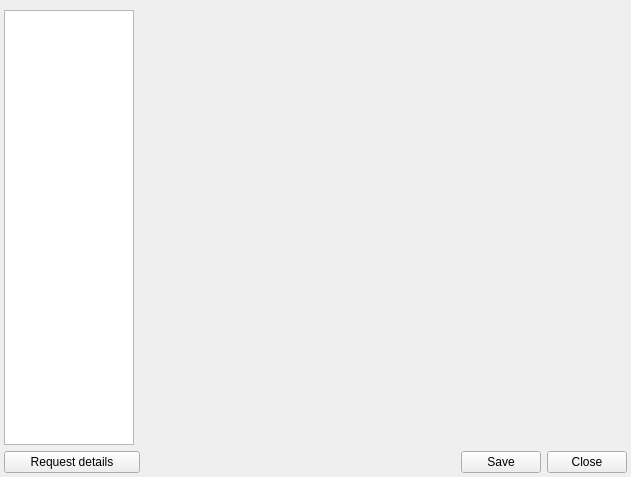
Qt form src/corelayers/contactinfo/userinformation.ui (euroelessar/qutim) before a commit.
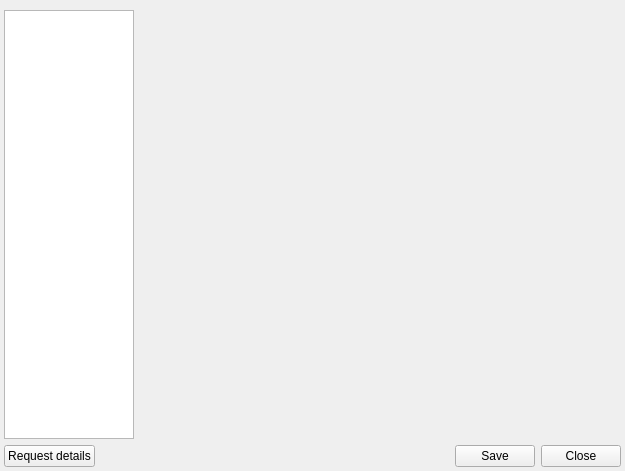
The same form after that commit. Icons and pictures are not drawn.

Commit message: A few fixes for contact info layer

Patch:
```diff
--- a/src/corelayers/contactinfo/userinformation.ui
+++ b/src/corelayers/contactinfo/userinformation.ui
@@ -6,8 +6,8 @@
    <rect>
     <x>0</x>
     <y>0</y>
-    <width>631</width>
-    <height>477</height>
+    <width>625</width>
+    <height>471</height>
    </rect>
   </property>
   <property name="windowTitle">
@@ -17,17 +17,25 @@
    <property name="margin">
     <number>4</number>
    </property>
-   <item row="0" column="2" rowspan="3">
-    <layout class="QVBoxLayout" name="verticalLayout">
+   <item row="2" column="0" colspan="2">
+    <layout class="QHBoxLayout" name="horizontalLayout_2">
      <item>
-      <widget class="QStackedWidget" name="detailsStackedWidget">
-       <property name="currentIndex">
-        <number>-1</number>
+      <widget class="QPushButton" name="requestButton">
+       <property name="minimumSize">
+        <size>
+         <width>0</width>
+         <height>0</height>
+        </size>
+       </property>
+       <property name="text">
+        <string>Request details</string>
+       </property>
+       <property name="icon">
+        <iconset>
+         <normaloff>:/icons/crystal_project/request.png</normaloff>:/icons/crystal_project/request.png</iconset>
        </property>
       </widget>
      </item>
-     <item>
-      <layout class="QHBoxLayout" name="horizontalLayout">
        <item>
         <spacer name="spacer">
          <property name="orientation">
@@ -65,8 +73,6 @@
        </item>
       </layout>
      </item>
-    </layout>
-   </item>
    <item row="1" column="0">
     <widget class="QListWidget" name="infoListWidget">
      <property name="sizePolicy">
@@ -86,20 +92,10 @@
      </property>
     </widget>
    </item>
-   <item row="2" column="0" colspan="2">
-    <widget class="QPushButton" name="requestButton">
-     <property name="minimumSize">
-      <size>
-       <width>0</width>
-       <height>0</height>
-      </size>
-     </property>
-     <property name="text">
-      <string>Request details</string>
-     </property>
-     <property name="icon">
-      <iconset>
-       <normaloff>:/icons/crystal_project/request.png</normaloff>:/icons/crystal_project/request.png</iconset>
+   <item row="0" column="1" rowspan="2">
+    <widget class="QStackedWidget" name="detailsStackedWidget">
+     <property name="currentIndex">
+      <number>-1</number>
      </property>
     </widget>
    </item>
```
Lines whose indentation alone changed are shown as unchanged. The commit also changes 1 other file.
